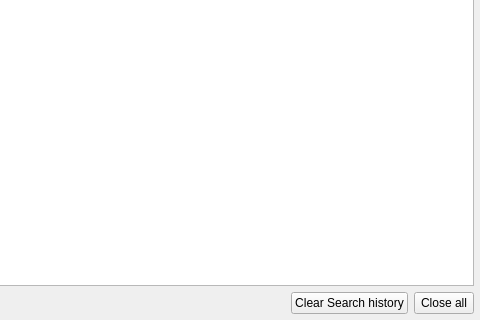
This is src/search_widget.ui in qmule/qmule as Qt 5 draws it before an edit; both pictures show x 388 to 868 and y 281 to 601 of the 868 by 601 pixel window. The edited form follows.
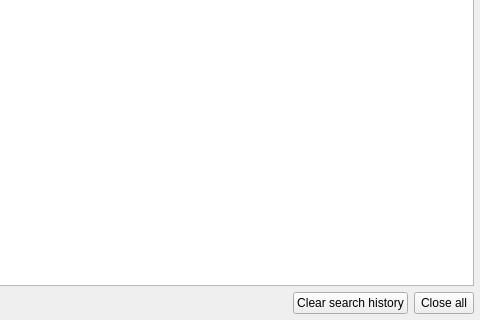
This is the edited form. Icons and pictures are not drawn.

Diff of the .ui file:
```diff
--- a/src/search_widget.ui
+++ b/src/search_widget.ui
@@ -529,7 +529,7 @@
      <item>
       <widget class="QPushButton" name="clearHistorySearch">
        <property name="text">
-        <string>Clear Search history</string>
+        <string>Clear search history</string>
        </property>
       </widget>
      </item>
```
Left out of the diff: 2 changed lines with no effect on the pictures.
